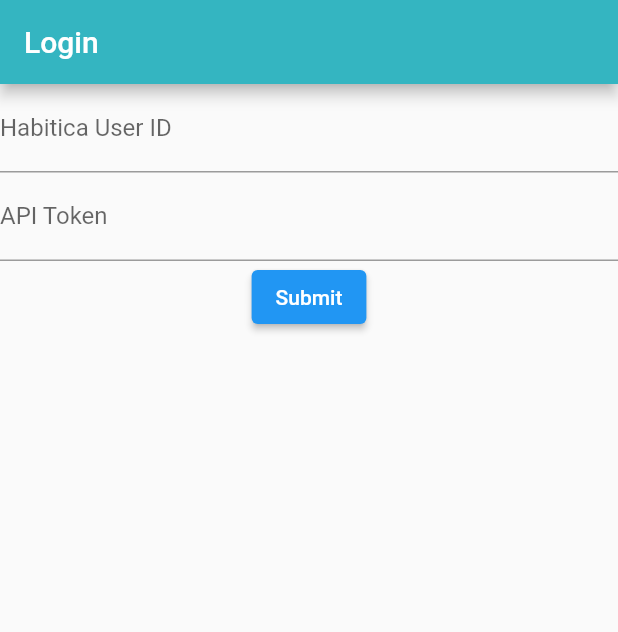
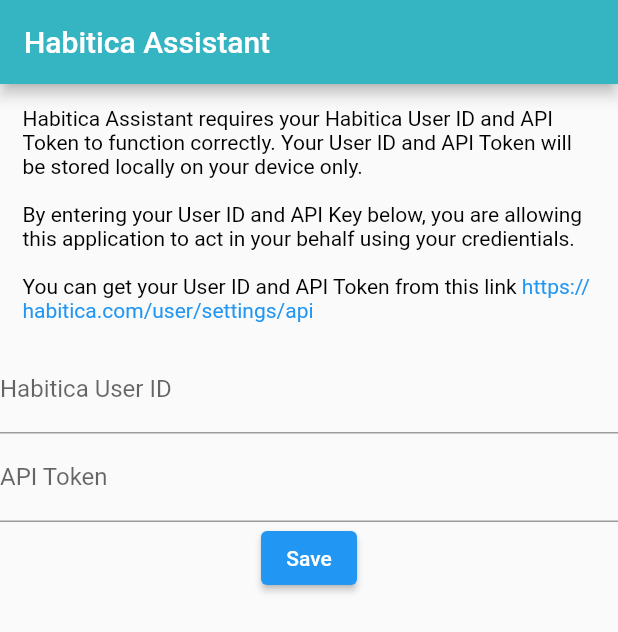
Before and after one commit to Zachatoo/habitica_assistant, a Flutter app: the screen it shows after launch, on a phone screen of 412 x 824 dp. Shown: the top 632 px of the screen. Run offline on Flutter 3.47's test engine with Material 2 defaults, Android fonts, the phone set to English and light mode, and no system bars; our stand-ins replace flutter_secure_storage, sqflite; accounts and stored records are empty.

Commit message:
Use flutter_secure_storage instead of shared_preferences for storing sensitive user data. Update login page to include disclaimer and link to get user id and api key.

```diff
--- a/lib/models/habitica_auth_data_model.dart
+++ b/lib/models/habitica_auth_data_model.dart
@@ -1,6 +1,11 @@
 class HabiticaAuthDataModel {
-  String apiToken;
-  String userID;
+  late String? apiToken;
+  late String? userID;
 
   HabiticaAuthDataModel({required this.apiToken, required this.userID});
+
+  HabiticaAuthDataModel.fromMap(Map<String, String> map) {
+    apiToken = map["apiToken"];
+    userID = map["userID"];
+  }
 }
--- /dev/null
+++ b/lib/services/secure_storage_service.dart
@@ -0,0 +1,30 @@
+import 'package:flutter_secure_storage/flutter_secure_storage.dart';
+import 'package:habitica_assistant/models/habitica_auth_data_model.dart';
+
+class SecureStorageService {
+  static const _storage = FlutterSecureStorage();
+  static const String _kApiToken = 'apiToken';
+  static const String _kUserID = 'userID';
+
+  Future<void> setApiToken(String value) async {
+    return _storage.write(key: _kApiToken, value: value);
+  }
+
+  Future<void> setUserID(String value) async {
+    return _storage.write(key: _kUserID, value: value);
+  }
+
+  Future<HabiticaAuthDataModel> getAuthData() async {
+    final Map<String, String> auth = await _storage.readAll();
+    return HabiticaAuthDataModel.fromMap(auth);
+  }
+
+  Future<void> setAuthData(HabiticaAuthDataModel authData) async {
+    if (authData.apiToken == null || authData.userID == null) {
+      throw Exception("Invalid api token");
+    }
+    final tokenFuture = setApiToken(authData.apiToken!);
+    final userFuture = setUserID(authData.userID!);
+    Future.wait([tokenFuture, userFuture]);
+  }
+}
--- a/lib/views/home_view.dart
+++ b/lib/views/home_view.dart
@@ -1,29 +1,23 @@
 import 'package:flutter/material.dart';
-import 'package:habitica_assistant/services/shared_preferences_service.dart';
+import 'package:habitica_assistant/models/habitica_auth_data_model.dart';
+import 'package:habitica_assistant/services/secure_storage_service.dart';
 import 'package:habitica_assistant/views/battle_gear_view.dart';
 import 'package:habitica_assistant/views/login_view.dart';
 
 class HomeView extends StatelessWidget {
-  final SharedPreferencesService _sharedPreferencesService = SharedPreferencesService();
+  final SecureStorageService _secureStorageService = SecureStorageService();
 
   HomeView({Key? key}) : super(key: key);
-
-  Future<List<String?>> _initSharedPreferences() async {
-    final apiTokenFuture = _sharedPreferencesService.getApiToken();
-    final userIDFuture = _sharedPreferencesService.getUserID();
-    List<String?> authArr = await Future.wait([apiTokenFuture, userIDFuture]);
-    return authArr;
-  }
 
   @override
   Widget build(BuildContext context) {
     return FutureBuilder(
-      future: _initSharedPreferences(),
-      builder: (BuildContext context, AsyncSnapshot<List<String?>> snapshot) {
+      future: _secureStorageService.getAuthData(),
+      builder: (BuildContext context, AsyncSnapshot<HabiticaAuthDataModel> snapshot) {
         if (!snapshot.hasData) {
           return const CircularProgressIndicator();
         }
-        if (snapshot.data![0] != null && snapshot.data![1] != null) {
+        if (snapshot.data!.apiToken != null && snapshot.data!.userID != null) {
           return const BattleGearView();
         }
         return const LoginView();
--- a/lib/views/login_view.dart
+++ b/lib/views/login_view.dart
@@ -1,6 +1,8 @@
+import 'package:flutter/gestures.dart';
 import 'package:flutter/material.dart';
 import 'package:habitica_assistant/models/habitica_auth_data_model.dart';
-import 'package:habitica_assistant/services/shared_preferences_service.dart';
+import 'package:habitica_assistant/services/secure_storage_service.dart';
+import 'package:url_launcher/url_launcher.dart';
 
 class LoginView extends StatefulWidget {
   const LoginView({Key? key}) : super(key: key);
@@ -10,7 +12,7 @@
 }
 
 class _LoginViewState extends State<LoginView> {
-  final SharedPreferencesService _sharedPreferencesService = SharedPreferencesService();
+  final SecureStorageService _secureStorageService = SecureStorageService();
 
   final _formKey = GlobalKey<FormState>();
   late HabiticaAuthDataModel _authData;
@@ -34,8 +36,15 @@
 
   void _handleSubmit() async {
     if (_formKey.currentState!.validate()) {
-      await _sharedPreferencesService.setAuthData(_authData);
+      await _secureStorageService.setAuthData(_authData);
       Navigator.of(context).pushReplacementNamed('/');
+    }
+  }
+
+  void _handleClickLink() async {
+    const url = 'https://habitica.com/user/settings/api';
+    if (await canLaunch(url)) {
+      launch(url);
     }
   }
 
@@ -43,13 +52,38 @@
   Widget build(BuildContext context) {
     return Scaffold(
         appBar: AppBar(
-          title: const Text("Login"),
+          title: const Text("Habitica Assistant"),
           backgroundColor: Theme.of(context).primaryColor,
         ),
         body: Form(
           key: _formKey,
           child: Column(
             children: [
+              Center(
+                child: Container(
+                  margin: const EdgeInsets.all(15),
+                  child: RichText(
+                    text: TextSpan(
+                      children: [
+                        const TextSpan(
+                          text:
+                              "Habitica Assistant requires your Habitica User ID and API Token to function correctly. Your User ID and API Token will be stored locally on your device only.\n\nBy entering your User ID and API Key below, you are allowing this application to act in your behalf using your credientials.\n\n",
+                          style: TextStyle(color: Colors.black),
+                        ),
+                        const TextSpan(
+                          text: "You can get your User ID and API Token from this link ",
+                          style: TextStyle(color: Colors.black),
+                        ),
+                        TextSpan(
+                          text: "https://habitica.com/user/settings/api",
+                          style: const TextStyle(color: Colors.blue),
+                          recognizer: TapGestureRecognizer()..onTap = _handleClickLink,
+                        ),
+                      ],
+                    ),
+                  ),
+                ),
+              ),
               TextFormField(
                 initialValue: _authData.userID,
                 validator: _validateID,
@@ -71,7 +105,7 @@
                 //   backgroundColor: Theme.of(context).primaryColor,
                 // ),
                 onPressed: _handleSubmit,
-                child: const Text('Submit'),
+                child: const Text('Save'),
               ),
             ],
           ),
--- a/pubspec.yaml
+++ b/pubspec.yaml
@@ -31,8 +31,9 @@
     sdk: flutter
   sqflite:
   path:
-  shared_preferences:
   provider:
+  flutter_secure_storage: ^5.0.2
+  url_launcher: ^6.0.20
 
   # The following adds the Cupertino Icons font to your application.
   # Use with the CupertinoIcons class for iOS style icons.
```
Also changed, not shown: lib/services/habitica_service.dart (+7 -4 lines), lib/services/shared_preferences_service.dart (deleted, +0 -40 lines), pubspec.lock, 1 other file.
